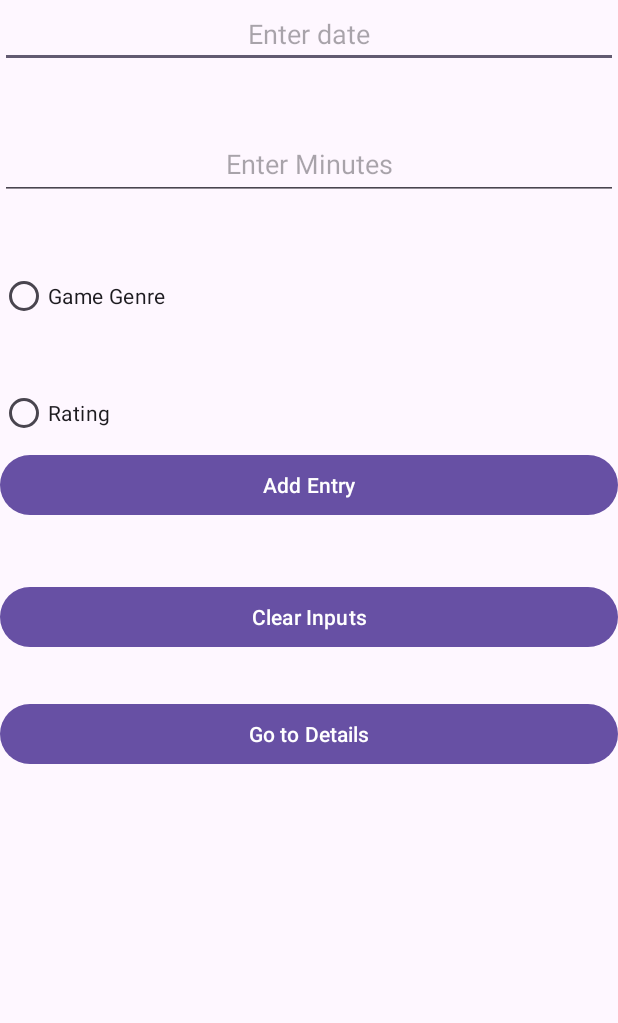
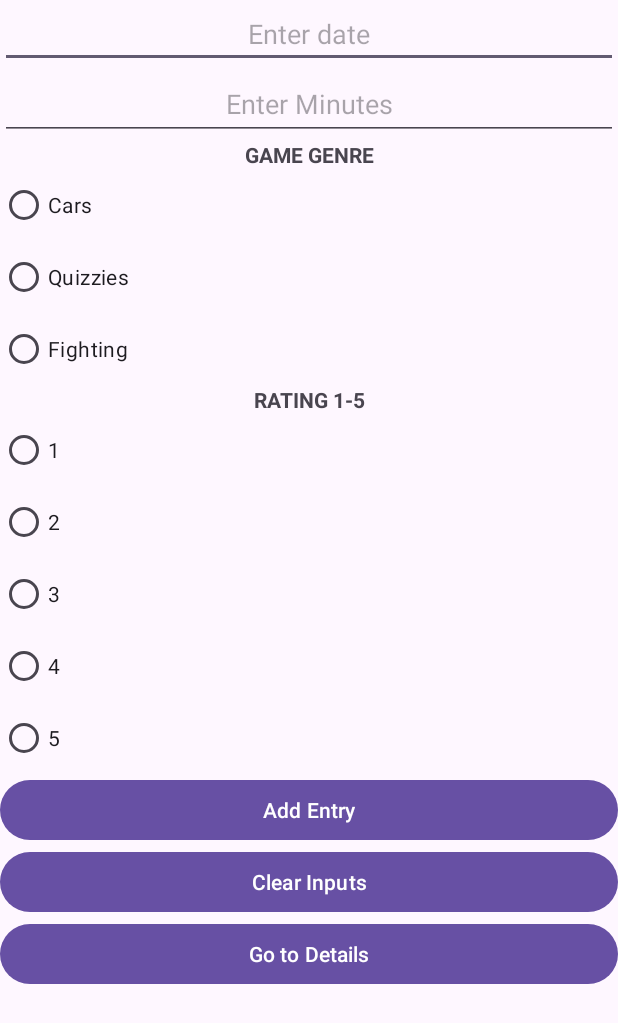
Before and after one commit to NemukulaRendani/Game-Tester-log-app, an Android app: the MainActivity2 screen opened directly, with no data from a screen before it, on a phone screen of 412 x 824 dp. Shown: the top 1023 px of the screen. Run offline under Robolectric (Android 15) with nearby library versions, the phone set to English and light mode, and no system bars.

Commit message:
new repo

```diff
--- a/app/src/main/java/vcmsa/ci/gametesterlogapp/MainActivity3.kt
+++ b/app/src/main/java/vcmsa/ci/gametesterlogapp/MainActivity3.kt
@@ -11,10 +11,9 @@ class MainActivity3 : AppCompatActivity() {
         super.onCreate(savedInstanceState)
         enableEdgeToEdge()
         setContentView(R.layout.activity_main3)
-        ViewCompat.setOnApplyWindowInsetsListener(findViewById(R.id.main)) { v, insets ->
-            val systemBars = insets.getInsets(WindowInsetsCompat.Type.systemBars())
-            v.setPadding(systemBars.left, systemBars.top, systemBars.right, systemBars.bottom)
-            insets
-        }
+
+
+
+
     }
 }
--- a/app/src/main/res/layout/activity_main2.xml
+++ b/app/src/main/res/layout/activity_main2.xml
@@ -17,7 +17,6 @@
         android:inputType="text"
         android:textAlignment="center"
         android:hint="Enter date"
-        android:layout_marginBottom="40dp"
         android:text="" />
 
     <EditText
@@ -29,39 +28,95 @@
         android:minHeight="48dp"
         android:textAlignment="center"
         android:hint="Enter Minutes"
-        android:layout_marginBottom="40dp"
         tools:ignore="SpeakableTextPresentCheck" />
 
     <RadioGroup
         android:layout_width="match_parent"
-        android:layout_height="126dp">
+        android:layout_height="wrap_content">
+
+        <TextView
+            android:id="@+id/textView2"
+            android:layout_width="match_parent"
+            android:layout_height="wrap_content"
+            android:textAlignment="center"
+            android:textStyle="bold"
+            android:text="GAME GENRE" />
+
 
         <RadioButton
-            android:id="@+id/gamegenreBtn"
+            android:id="@+id/radioButton"
             android:layout_width="match_parent"
             android:layout_height="wrap_content"
-            android:layout_marginBottom="30dp"
-            android:text="Game Genre" />
+            android:text="Cars" />
 
         <RadioButton
-            android:id="@+id/ratingradioBtn"
+            android:id="@+id/radioButton2"
             android:layout_width="match_parent"
             android:layout_height="wrap_content"
-            android:text="Rating" />
+            android:text="Quizzies" />
+
+        <RadioButton
+            android:id="@+id/radioButton3"
+            android:layout_width="match_parent"
+            android:layout_height="wrap_content"
+            android:text="Fighting" />
+
+
+    </RadioGroup>
+
+    <RadioGroup
+        android:layout_width="match_parent"
+        android:layout_height="wrap_content">
+
+        <TextView
+            android:id="@+id/textView3"
+            android:layout_width="match_parent"
+            android:layout_height="wrap_content"
+            android:text="RATING 1-5"
+            android:textAlignment="center"
+            android:textStyle="bold" />
+
+        <RadioButton
+            android:id="@+id/radioButton4"
+            android:layout_width="match_parent"
+            android:layout_height="wrap_content"
+            android:text="1" />
+
+        <RadioButton
+            android:id="@+id/radioButton5"
+            android:layout_width="match_parent"
+            android:layout_height="48dp"
+            android:text="2" />
+
+        <RadioButton
+            android:id="@+id/radioButton6"
+            android:layout_width="match_parent"
+            android:layout_height="48dp"
+            android:text="3" />
+
+        <RadioButton
+            android:id="@+id/radioButton8"
+            android:layout_width="match_parent"
+            android:layout_height="48dp"
+            android:text="4" />
+
+        <RadioButton
+            android:id="@+id/radioButton7"
+            android:layout_width="match_parent"
+            android:layout_height="wrap_content"
+            android:text="5" />
     </RadioGroup>
 
     <Button
         android:id="@+id/entryBtn"
         android:layout_width="match_parent"
         android:layout_height="wrap_content"
-        android:layout_marginBottom="40dp"
         android:text="Add Entry" />
 
     <Button
         android:id="@+id/clearBtn"
         android:layout_width="match_parent"
         android:layout_height="wrap_content"
-        android:layout_marginBottom="30dp"
         android:text="Clear Inputs" />
 
     <Button
```
